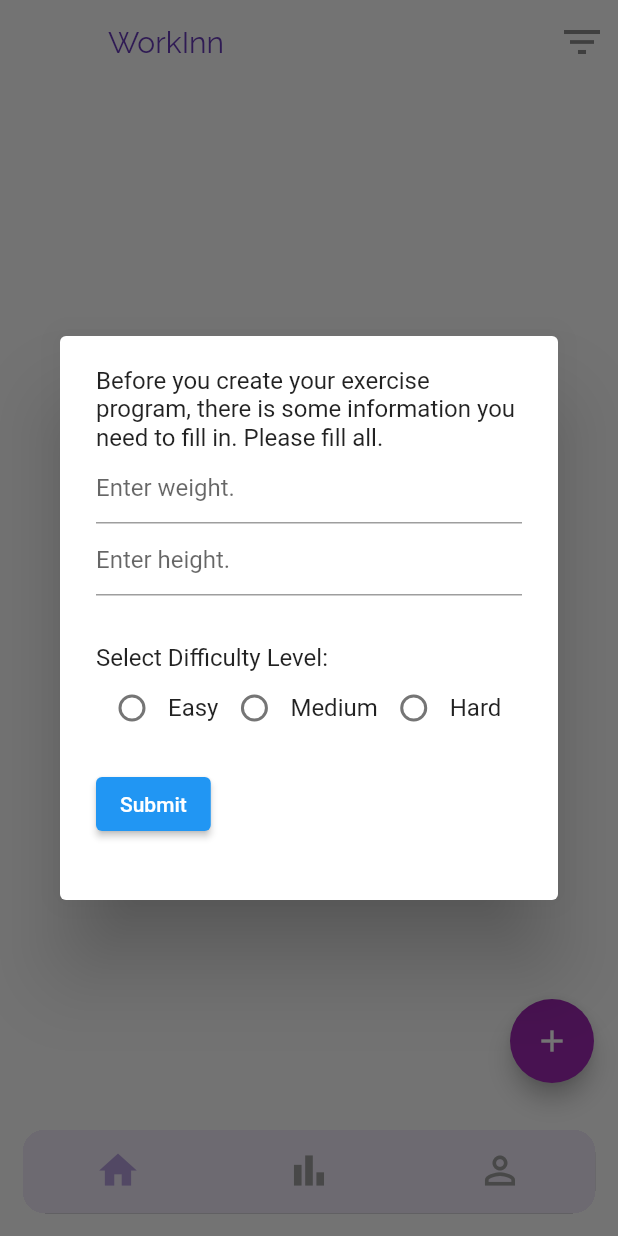
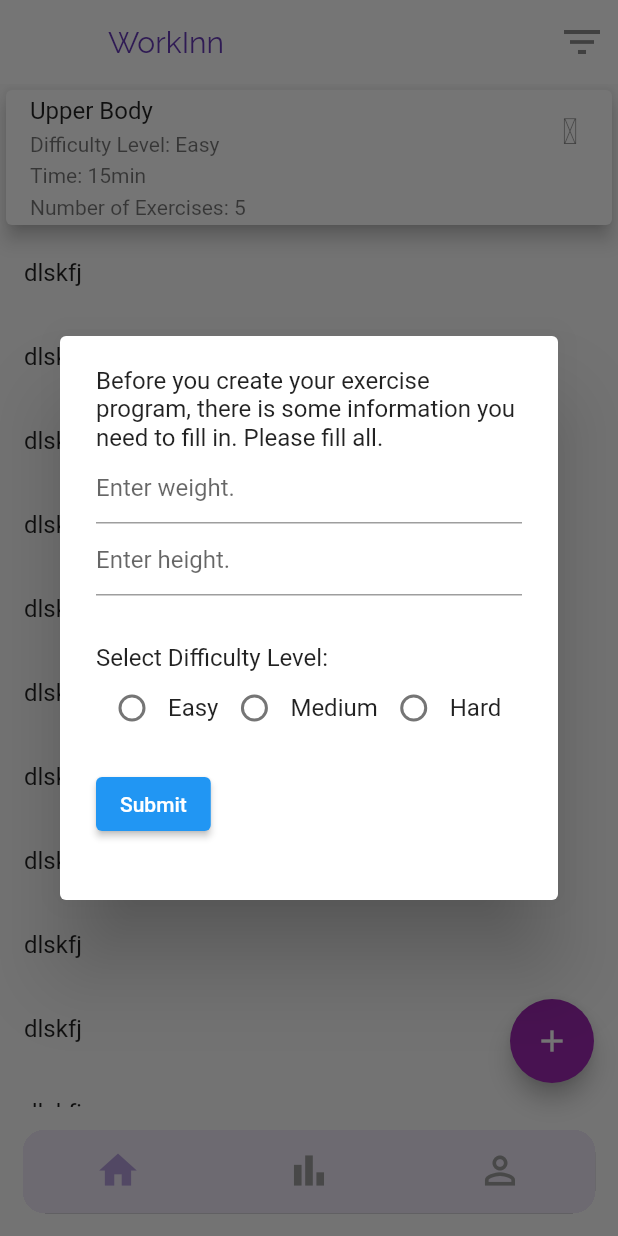
Before and after one commit to meminb/WorkInn, a Flutter app: the screen it shows after launch, after a tap on the "add" icon, on a phone screen of 412 x 824 dp. Run offline on Flutter 3.47's test engine with Material 2 defaults, Android fonts, the phone set to English and light mode, and no system bars; our stand-ins replace cloud_firestore, firebase_core; accounts and stored records are empty; statements that could not run were skipped.

Commit message:
workout list items

```diff
--- a/lib/frontend/homepage.dart
+++ b/lib/frontend/homepage.dart
@@ -1,6 +1,7 @@
 import 'package:flutter/material.dart';
 import 'package:cloud_firestore/cloud_firestore.dart';
 import 'package:workinn/frontend/profile.dart';
+import 'widgets/WorkoutWidgets.dart';
 
 class Homepage extends StatefulWidget {
   const Homepage({Key? key}) : super(key: key);
@@ -13,6 +14,42 @@ class _HomepageState extends State<Homepage> {
   Widget build(BuildContext context) {
     return Container(
       child: Scaffold(
+        body: ListView(children: [
+          WorkoutWidgets.WokoutListViewItem(),
+          ListTile(
+            title: Text("dlskfj"),
+          ),
+          ListTile(
+            title: Text("dlskfj"),
+          ),
+          ListTile(
+            title: Text("dlskfj"),
+          ),
+          ListTile(
+            title: Text("dlskfj"),
+          ),
+          ListTile(
+            title: Text("dlskfj"),
+          ),
+          ListTile(
+            title: Text("dlskfj"),
+          ),
+          ListTile(
+            title: Text("dlskfj"),
+          ),
+          ListTile(
+            title: Text("dlskfj"),
+          ),
+          ListTile(
+            title: Text("dlskfj"),
+          ),
+          ListTile(
+            title: Text("dlskfj"),
+          ),
+          ListTile(
+            title: Text("dlskfj"),
+          ),
+        ]),
         floatingActionButton: FloatingActionButton(
           onPressed: () => _showMyDialog(),
           highlightElevation: 50,
@@ -61,6 +98,7 @@ class CreateWorkoutState extends State<CreateWorkoutForm> {
   final _formKey = GlobalKey<FormState>();
   int? _radioSelected;
   String _radioVal = "";
+  final List<String> textFieldsValue = [];
   @override
   Widget build(BuildContext context) {
     return Form(
@@ -76,6 +114,7 @@ class CreateWorkoutState extends State<CreateWorkoutForm> {
               if (weight == null || weight.isEmpty) {
                 return 'Please enter weight, this field can not be empty.';
               }
+              textFieldsValue.add(weight);
               return null;
             },
           ),
@@ -87,6 +126,7 @@ class CreateWorkoutState extends State<CreateWorkoutForm> {
               if (height == null || height.isEmpty) {
                 return 'Please enter height, this field can not be empty.';
               }
+              textFieldsValue.add(height);
               return null;
             },
           ),
@@ -148,6 +188,8 @@ class CreateWorkoutState extends State<CreateWorkoutForm> {
               onPressed: () {
                 if (_formKey.currentState!.validate()) {
                   print(_radioVal);
+                  _formKey.currentState!.validate();
+                  print(textFieldsValue);
                   Navigator.pop(context);
                 }
               },
--- /dev/null
+++ b/lib/frontend/widgets/WorkoutWidgets.dart
@@ -0,0 +1,27 @@
+import 'package:flutter/cupertino.dart';
+import 'package:flutter/material.dart';
+
+class WorkoutWidgets {
+  static Widget WokoutListViewItem() {
+    return Card(
+      elevation: 5,
+      child: ListTile(
+        title: Text('Upper Body'),
+        subtitle: Column(
+          crossAxisAlignment: CrossAxisAlignment.start,
+          mainAxisSize: MainAxisSize.max,
+          children: [
+            SizedBox(height: 5),
+            Text("Difficulty Level: Easy"),
+            SizedBox(height: 5),
+            Text("Time: 15min"),
+            SizedBox(height: 5),
+            Text("Number of Exercises: 5")
+          ],
+        ),
+        trailing: Icon(Icons. ),
+        onTap: null,
+      ),
+    );
+  }
+}
--- a/lib/main.dart
+++ b/lib/main.dart
@@ -127,7 +127,7 @@ class _MainState extends State<Main> {
 
   AppBar appbar() {
     return AppBar(
-      backgroundColor: Colors.transparent,
+      backgroundColor: Colors.white,
       elevation: 0,
       title: Text(_appBarTitle,
           style: TextStyle(color: Colors.deepPurple, fontFamily: 'Raleway')),
```
